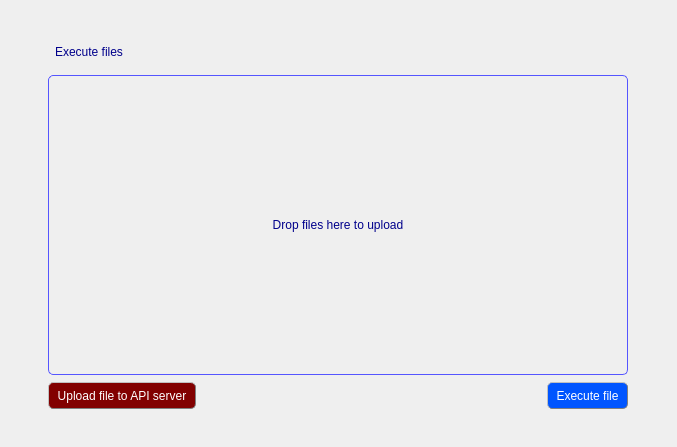
The window that QBuilder/QBuilder/src/importfilesform.ui (Rork96/QtProjects) describes before a commit, drawn with Qt 5.
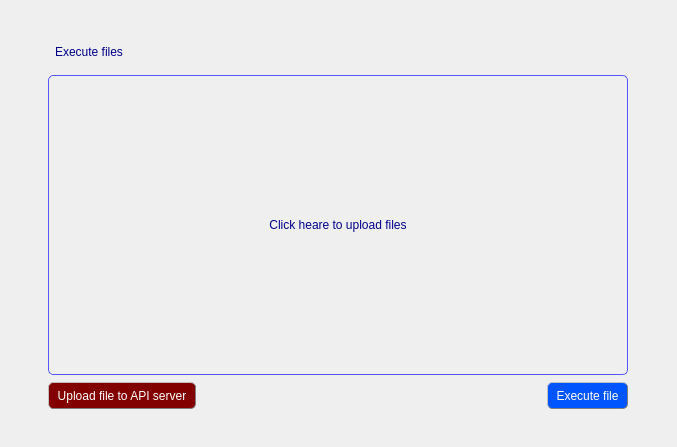
The same window after the commit. Icons and pictures are not drawn.

Diff of the .ui file:
```diff
--- a/QBuilder/QBuilder/src/importfilesform.ui
+++ b/QBuilder/QBuilder/src/importfilesform.ui
@@ -141,7 +141,7 @@
                }</string>
         </property>
         <property name="text">
-         <string>Drop files here to upload</string>
+         <string>Click heare to upload files</string>
         </property>
        </widget>
       </item>
```
